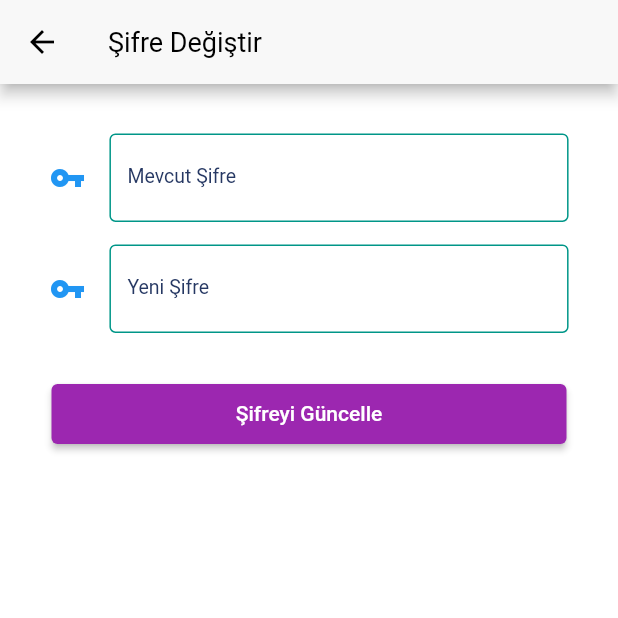
After one commit to musaguzel/musmeramedya, a Flutter app: the ChangePasswordPage screen opened directly, on a phone screen of 412 x 824 dp, the top half of it. The commit adds this screen. Run offline on Flutter 3.47's test engine with Material 2 defaults, Android fonts, the light colour scheme and no system bars; our stand-ins replace cloud_firestore, connectivity_plus, firebase_auth, firebase_core, flutter_mobx, lottie and 5 more; accounts and stored records are empty; generated files the repository leaves out were written again.

Commit message:
geliştirmeler yapıldı

```diff
--- a/lib/core/init/constants/navigation/navigation_constants.dart
+++ b/lib/core/init/constants/navigation/navigation_constants.dart
@@ -20,6 +20,12 @@ class NavigationConstants {
 
   static const PAYMENT_SUCCESSFUL = '/paymentsuccessful';
 
+  static const PROFILE = '/profile';
+
+  static const CHANGE_PASSWORD = '/changepassword';
+
+  static const ACCOUNT_STATUS = '/accountstatus';
+
   static const CONTACT_US = '/contactus';
 
   static const FORGOT_PASSWORD = "/forgotpassword";
--- a/lib/ui/main/view/main_page.dart
+++ b/lib/ui/main/view/main_page.dart
@@ -12,7 +12,7 @@ import '../../register/model/user_model.dart';
 import '../../_widgets/drawer/navigation_drawer.dart';
 
 
-    UserModel userModelGlobal = UserModel(fullName: "", email: "", balance: 5, userID: "");
+    UserModel userModelGlobal = UserModel(fullName: "", email: "", balance: 5, userID: "",referenceCode: "");
 class MainPage extends StatefulWidget {
   MainPage({super.key});
 
--- a/lib/ui/main/viewModel/main_page_view_model.dart
+++ b/lib/ui/main/viewModel/main_page_view_model.dart
@@ -127,7 +127,7 @@ abstract class _MainPageViewModelBase with Store, BaseViewModel {
         final formattedDate = DateFormat('dd-MM-yyyy hh:mm').format(DateTime.now());
         OrdersModel order = OrdersModel(userID: firebaseAuth.currentUser!.uid, datetime: formattedDate,serviceName: selectedService?['servicename'].toString() ?? 'null' ,servicePrice: livePrice, serviceAmount: amountController.text, socialMediaLink: linkController.text, socialMediaName:
             selectedCategory?.socialMediaName ?? "instagram",status: false);
-        await firebaseFirestore.collection('orders').add(order.toJson()).then((value) => showsnackbar(message: 'Siparişiniz Kaydedildi',backgroundColor: Colors.green));
+        await firebaseFirestore.collection('users').doc(firebaseAuth.currentUser?.uid).collection('orders_history').add(order.toJson()).then((value) =>  showsnackbar(message: 'Siparişiniz Kaydedildi',backgroundColor: Colors.green));
         navigation.navigateToPageClear(path: NavigationConstants.ORDERS);
       }else{
         showsnackbar(message: 'Lütfen Bilgileri Eksiksiz Girin');
--- a/lib/ui/orders/viewModel/orders_page_view_model.dart
+++ b/lib/ui/orders/viewModel/orders_page_view_model.dart
@@ -34,13 +34,15 @@ abstract class _OrdersPageViewModelBase with Store, BaseViewModel {
 
   @action
   Future<void> fetchPendingOrders() async {
+    if(firebaseAuth.currentUser != null){
       QuerySnapshot pendingTradeSnapshot=
-    await firebaseFirestore.collection("orders").where('user_id',isEqualTo: firebaseAuth.currentUser?.uid).get();
+      await firebaseFirestore.collection("users").doc(firebaseAuth.currentUser?.uid).collection('orders_history').get();
       if (pendingTradeSnapshot.docs.isNotEmpty) {
         pendingTradeSnapshot.docs.forEach((element) {
           pendingOrders.add(OrdersModel.fromJson(element.data() as Map<String, dynamic>));
           pendingOrdersLoading = false;
         });
+    }
     } else {
       print('Belge bulunamadı');
     }
--- a/lib/ui/register/model/user_model.dart
+++ b/lib/ui/register/model/user_model.dart
@@ -12,11 +12,13 @@ class UserModel {
   @JsonKey(name: 'balance')
   int balance;
 
-
   @JsonKey(name: 'userID')
   String? userID;
 
-  UserModel({required this.fullName, required this.email,  required this.balance,required this.userID});
+  @JsonKey(name: 'reference_code')
+  String? referenceCode;
+
+  UserModel({required this.fullName, required this.email,  required this.balance,required this.userID,required this.referenceCode});
 
   factory UserModel.fromJson(Map<String, dynamic> json) => _$UserModelFromJson(json);
   Map<String, dynamic> toJson() => _$UserModelToJson(this);
--- a/lib/ui/register/view/register_page.dart
+++ b/lib/ui/register/view/register_page.dart
@@ -177,10 +177,9 @@ class RegisterPage extends StatelessWidget {
     return FadeAnimation(
       delay: 0.2,
       child: ElevatedButton(
-        child: Center(
+        child: const Center(
           child: Text(
             "Üye Ol",
-            //style: context.textTheme?.buttonTextStyle2,
           ),
         ),
         onPressed: () {
--- /dev/null
+++ b/lib/ui/settings/view/change_password/change_password_page.dart
@@ -0,0 +1,123 @@
+import 'package:flutter/material.dart';
+import 'package:flutter_mobx/flutter_mobx.dart';
+import 'package:musmeramedya/core/extension/context_extension.dart';
+import 'package:musmeramedya/ui/main/view/main_page.dart';
+import '../../../../core/base/view/base_widget.dart';
+import '../../../../core/init/network/network_change_manager.dart';
+import '../../viewModel/settings_view_model.dart';
+
+
+
+class ChangePasswordPage extends StatelessWidget {
+  const ChangePasswordPage({Key? key}) : super(key: key);
+
+  @override
+  Widget build(BuildContext context) {
+    return BaseView(
+      viewModel: SettingsViewModel(),
+      onModelReady: (model) {
+        model.setContext(context);
+      },
+      onPageBuilder: (context, viewModel,networkResult) => Scaffold(
+        resizeToAvoidBottomInset: false,
+        appBar: AppBar(title: const Text('Şifre Değiştir'),),
+        body: GestureDetector(
+          onTap: () {
+            FocusScope.of(context).requestFocus(FocusNode());
+          },
+          child: buildForm(context,viewModel,networkResult,
+          ),
+        ),
+      ),
+    );
+  }
+
+  Form buildForm(BuildContext context,SettingsViewModel viewModel,NetworkResult networkResult) {
+    return Form(
+      autovalidateMode: AutovalidateMode.onUserInteraction,
+      key: viewModel.formState,
+      child: Padding(
+        padding: context.paddingMedium,
+        child: Column(
+          mainAxisAlignment: MainAxisAlignment.start,
+          children: [buildOldPasswordTextField(viewModel),
+            buildSizedBox(15),
+            buildNewPasswordTextField(viewModel),
+            buildSizedBox(30),
+            elevatedButtonUpdatePassword(context,viewModel,networkResult)
+          ],
+        ),
+      ),
+    );
+  }
+
+  SizedBox buildSizedBox(double height) => SizedBox(height: height,);
+
+  TextFormField buildOldPasswordTextField(SettingsViewModel viewModel) {
+    return TextFormField(
+      controller: viewModel.oldPasswordController,
+      obscureText: true,
+      validator: (value) => value!.isNotEmpty ? null : 'Bu Alan Gerekli',
+      decoration:  const InputDecoration(
+        labelText: 'Mevcut Şifre',
+        icon: Icon(Icons.vpn_key,color: Colors.blue,),
+        focusedBorder: OutlineInputBorder(
+          borderSide: BorderSide(
+            color: Colors.blueGrey,
+            width: 1.0,
+          ),
+        ),
+        enabledBorder: OutlineInputBorder(
+          borderSide: BorderSide(
+            color: Colors.teal,
+            width: 1.0,
+          ),
+        ),
+      ),
+    );
+  }
+  TextFormField buildNewPasswordTextField(SettingsViewModel viewModel) {
+    return TextFormField(
+      controller: viewModel.newPasswordController,
+      obscureText: true,
+      validator: (value) => value!.isNotEmpty ? null : 'Bu Alan Gerekli',
+      decoration:  const InputDecoration(
+        labelText: 'Yeni Şifre',
+        icon: Icon(Icons.vpn_key,color: Colors.blue),
+        focusedBorder: OutlineInputBorder(
+          borderSide: BorderSide(
+            color: Colors.blueGrey,
+            width: 1.0,
+          ),
+        ),
+        enabledBorder: OutlineInputBorder(
+          borderSide: BorderSide(
+            color: Colors.teal,
+            width: 1.0,
+          ),
+        ),
+      ),
+    );
+  }
+  Observer elevatedButtonUpdatePassword(BuildContext context,SettingsViewModel viewModel,NetworkResult networkResult) {
+    return Observer(
+      builder: (_){
+        return ElevatedButton(
+          style: ButtonStyle(
+              backgroundColor: MaterialStateProperty.resolveWith((states) => Colors.purple),minimumSize: MaterialStateProperty.all(Size(context.width / 1.2, 40))),
+          onPressed: () async {
+            FocusScope.of(context).unfocus();
+            if(viewModel.oldPasswordController.text.isNotEmpty && viewModel.newPasswordController.text.isNotEmpty){
+              if(viewModel.firebaseAuth.currentUser != null){
+                await viewModel.updatePassword(userModelGlobal.email);
+              }
+            }else{
+              viewModel.showsnackbar(message: 'Lütfen tüm Alanları Doldurun');
+            }
+          }, child:  const Text(
+          'Şifreyi Güncelle',
+        ),);
+      },
+    );
+  }
+}
```
Also changed, not shown: lib/core/init/navigation/navigation_route.dart (+12 -0 lines), lib/ui/_widgets/dialog/delete_account_dialog.dart (added, +38 -0 lines), lib/ui/_widgets/drawer/navigation_drawer.dart (+3 -4 lines), lib/ui/profile/view/profile_page.dart (added, +121 -0 lines), lib/ui/profile/viewModel/profile_page_view_model.dart (added, +17 -0 lines), lib/ui/register/viewModel/register_page_view_model.dart (+45 -1 lines), lib/ui/settings/view/account_status/account_status_page.dart (added, +127 -0 lines), lib/ui/settings/viewModel/settings_view_model.dart (added, +142 -0 lines), lib/ui/register/model/user_model.g.dart, lib/ui/register/viewModel/register_page_view_model.g.dart. Lines whose indentation alone changed are shown as unchanged.
